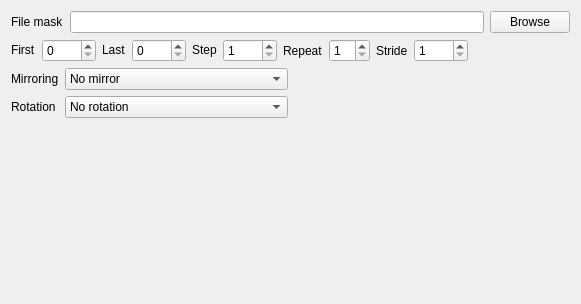
neutronimaging/imagingsuite, file core/modules/ReaderGUI/readerform.ui: the form before one commit.
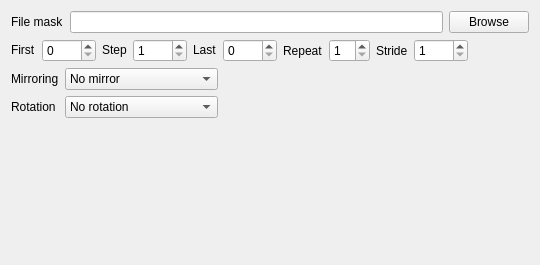
The form after the commit. Custom widgets are drawn as their Qt base class.

What changed in the file:
```diff
--- a/core/modules/ReaderGUI/readerform.ui
+++ b/core/modules/ReaderGUI/readerform.ui
@@ -6,8 +6,8 @@
    <rect>
     <x>0</x>
     <y>0</y>
-    <width>581</width>
-    <height>304</height>
+    <width>540</width>
+    <height>265</height>
    </rect>
   </property>
   <property name="sizePolicy">
@@ -18,8 +18,8 @@
   </property>
   <property name="minimumSize">
    <size>
-    <width>450</width>
-    <height>0</height>
+    <width>540</width>
+    <height>265</height>
    </size>
   </property>
   <property name="windowTitle">
@@ -44,7 +44,11 @@
         </widget>
        </item>
        <item>
-        <widget class="QLineEdit" name="edit_fileMask"/>
+        <widget class="QLineEdit" name="edit_fileMask">
+         <property name="toolTip">
+          <string>File mask of the files to be loaded. The name should contain a number of # as wild cards for the padded index number.</string>
+         </property>
+        </widget>
        </item>
        <item>
         <widget class="QPushButton" name="button_browse">
@@ -75,23 +79,6 @@
          <property name="maximum">
           <number>9999</number>
          </property>
-        </widget>
-       </item>
-       <item>
-        <widget class="QLabel" name="label_3">
-         <property name="sizePolicy">
-          <sizepolicy hsizetype="Preferred" vsizetype="Maximum">
-           <horstretch>0</horstretch>
-           <verstretch>0</verstretch>
-          </sizepolicy>
-         </property>
-         <property name="text">
-          <string>Last</string>
-         </property>
-        </widget>
-       </item>
-       <item>
-        <widget class="QSpinBox" name="spinBox_last">
          <property name="maximum">
           <number>9999</number>
          </property>
@@ -123,6 +110,29 @@
          </property>
         </widget>
        </item>
+       <item>
+        <widget class="QLabel" name="label_3">
+         <property name="sizePolicy">
+          <sizepolicy hsizetype="Preferred" vsizetype="Maximum">
+           <horstretch>0</horstretch>
+           <verstretch>0</verstretch>
+          </sizepolicy>
+         </property>
+         <property name="text">
+          <string>Last</string>
+         </property>
+        </widget>
+       </item>
+       <item>
+        <widget class="QSpinBox" name="spinBox_last">
+         <property name="toolTip">
+          <string>Last image to read in the sequence.</string>
+         </property>
+         <property name="maximum">
+          <number>9999</number>
+         </property>
+        </widget>
+       </item>
        <item>
         <widget class="QLabel" name="label_repeat">
          <property name="text">
@@ -237,12 +247,25 @@
          </item>
         </layout>
        </item>
+       <item>
+        <spacer name="horizontalSpacer_2">
+         <property name="orientation">
+          <enum>Qt::Horizontal</enum>
+         </property>
+         <property name="sizeHint" stdset="0">
+          <size>
+           <width>40</width>
+           <height>20</height>
+          </size>
+         </property>
+        </spacer>
+       </item>
        <item>
         <widget class="QtAddons::uxROIWidget" name="widget_roi" native="true">
          <property name="minimumSize">
           <size>
            <width>200</width>
-           <height>150</height>
+           <height>140</height>
           </size>
          </property>
         </widget>
```
Left out of the diff: 39 changed lines with no effect on the pictures.
